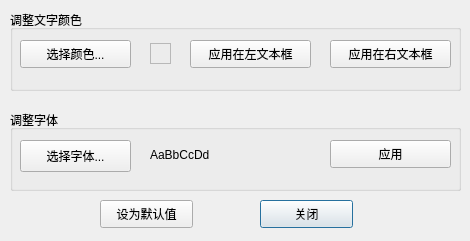
This is viewdialog.ui in FibonacciSoup/FibText as Qt 5 draws it before an edit. The edited form follows.
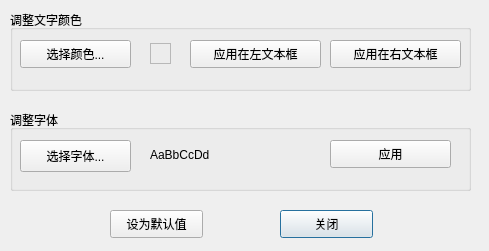
This is the edited form.

Patch:
```diff
--- a/viewdialog.ui
+++ b/viewdialog.ui
@@ -6,8 +6,8 @@
    <rect>
     <x>0</x>
     <y>0</y>
-    <width>470</width>
-    <height>241</height>
+    <width>489</width>
+    <height>251</height>
    </rect>
   </property>
   <property name="windowTitle">
@@ -16,8 +16,8 @@
   <widget class="QPushButton" name="pushButtonClose">
    <property name="geometry">
     <rect>
-     <x>260</x>
-     <y>200</y>
+     <x>280</x>
+     <y>210</y>
      <width>93</width>
      <height>28</height>
     </rect>
@@ -31,7 +31,7 @@
     <rect>
      <x>10</x>
      <y>10</y>
-     <width>451</width>
+     <width>461</width>
      <height>81</height>
     </rect>
    </property>
@@ -72,7 +72,7 @@
      <rect>
       <x>180</x>
       <y>30</y>
-      <width>121</width>
+      <width>131</width>
       <height>28</height>
      </rect>
     </property>
@@ -85,7 +85,7 @@
      <rect>
       <x>320</x>
       <y>30</y>
-      <width>121</width>
+      <width>131</width>
       <height>28</height>
      </rect>
     </property>
@@ -99,7 +99,7 @@
     <rect>
      <x>10</x>
      <y>110</y>
-     <width>451</width>
+     <width>461</width>
      <height>81</height>
     </rect>
    </property>
@@ -149,8 +149,8 @@
   <widget class="QPushButton" name="pushButtonDefault">
    <property name="geometry">
     <rect>
-     <x>100</x>
-     <y>200</y>
+     <x>110</x>
+     <y>210</y>
      <width>93</width>
      <height>28</height>
     </rect>
```
